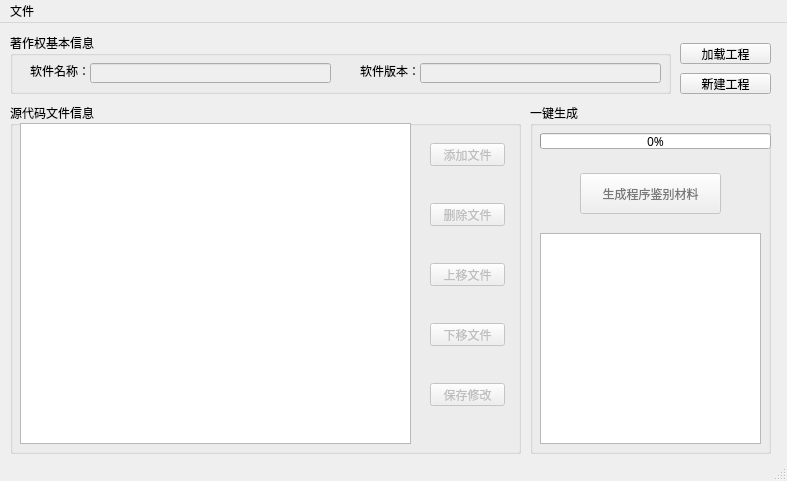
This is ui_designer/main.ui in swx-opentech/SCRM-Generator as Qt 5 draws it before an edit. The edited form follows.
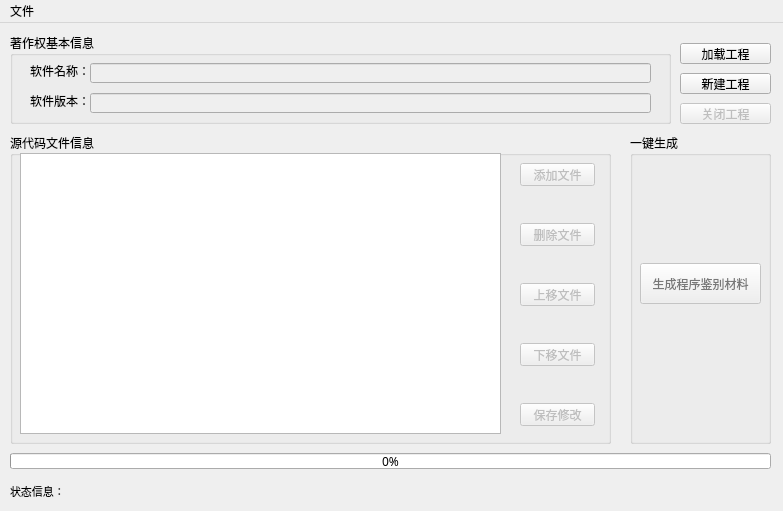
This is the edited form.

The edit to the form file:
```diff
--- a/ui_designer/main.ui
+++ b/ui_designer/main.ui
@@ -6,8 +6,8 @@
    <rect>
     <x>0</x>
     <y>0</y>
-    <width>787</width>
-    <height>481</height>
+    <width>783</width>
+    <height>511</height>
    </rect>
   </property>
   <property name="font">
@@ -25,7 +25,7 @@
       <x>10</x>
       <y>10</y>
       <width>661</width>
-      <height>61</height>
+      <height>91</height>
      </rect>
     </property>
     <property name="font">
@@ -58,7 +58,7 @@
       <rect>
        <x>80</x>
        <y>30</y>
-       <width>241</width>
+       <width>561</width>
        <height>20</height>
       </rect>
      </property>
@@ -69,8 +69,8 @@
     <widget class="QLabel" name="label_2">
      <property name="geometry">
       <rect>
-       <x>350</x>
-       <y>30</y>
+       <x>20</x>
+       <y>60</y>
        <width>60</width>
        <height>16</height>
       </rect>
@@ -85,9 +85,9 @@
      </property>
      <property name="geometry">
       <rect>
-       <x>410</x>
-       <y>30</y>
-       <width>241</width>
+       <x>80</x>
+       <y>60</y>
+       <width>561</width>
        <height>20</height>
       </rect>
      </property>
@@ -100,9 +100,9 @@
     <property name="geometry">
      <rect>
       <x>10</x>
-      <y>80</y>
-      <width>511</width>
-      <height>351</height>
+      <y>110</y>
+      <width>601</width>
+      <height>311</height>
      </rect>
     </property>
     <property name="font">
@@ -114,15 +114,20 @@
     <property name="title">
      <string>源代码文件信息</string>
     </property>
-    <widget class="QListView" name="CodeFiles">
+    <widget class="QListWidget" name="CodeFiles">
      <property name="geometry">
       <rect>
        <x>10</x>
        <y>20</y>
-       <width>391</width>
-       <height>321</height>
+       <width>481</width>
+       <height>281</height>
       </rect>
      </property>
+     <property name="font">
+      <font>
+       <pointsize>8</pointsize>
+      </font>
+     </property>
     </widget>
     <widget class="QPushButton" name="AddFile">
      <property name="enabled">
@@ -130,8 +135,8 @@
      </property>
      <property name="geometry">
       <rect>
-       <x>420</x>
-       <y>40</y>
+       <x>510</x>
+       <y>30</y>
        <width>75</width>
        <height>23</height>
       </rect>
@@ -146,8 +151,8 @@
      </property>
      <property name="geometry">
       <rect>
-       <x>420</x>
-       <y>100</y>
+       <x>510</x>
+       <y>90</y>
        <width>75</width>
        <height>23</height>
       </rect>
@@ -162,8 +167,8 @@
      </property>
      <property name="geometry">
       <rect>
-       <x>420</x>
-       <y>160</y>
+       <x>510</x>
+       <y>150</y>
        <width>75</width>
        <height>23</height>
       </rect>
@@ -178,8 +183,8 @@
      </property>
      <property name="geometry">
       <rect>
-       <x>420</x>
-       <y>220</y>
+       <x>510</x>
+       <y>210</y>
        <width>75</width>
        <height>23</height>
       </rect>
@@ -194,12 +199,81 @@
      </property>
      <property name="geometry">
       <rect>
-       <x>420</x>
-       <y>280</y>
+       <x>510</x>
+       <y>270</y>
        <width>75</width>
        <height>23</height>
       </rect>
      </property>
+     <property name="palette">
+      <palette>
+       <active>
+        <colorrole role="Text">
+         <brush brushstyle="SolidPattern">
+          <color alpha="255">
+           <red>0</red>
+           <green>0</green>
+           <blue>255</blue>
+          </color>
+         </brush>
+        </colorrole>
+        <colorrole role="PlaceholderText">
+         <brush brushstyle="SolidPattern">
+          <color alpha="128">
+           <red>0</red>
+           <green>0</green>
+           <blue>255</blue>
+          </color>
+         </brush>
+        </colorrole>
+       </active>
+       <inactive>
+        <colorrole role="Text">
+         <brush brushstyle="SolidPattern">
+          <color alpha="255">
+           <red>0</red>
+           <green>0</green>
+           <blue>255</blue>
+          </color>
+         </brush>
+        </colorrole>
+        <colorrole role="PlaceholderText">
+         <brush brushstyle="SolidPattern">
+          <color alpha="128">
+           <red>0</red>
+           <green>0</green>
+           <blue>255</blue>
+          </color>
+         </brush>
+        </colorrole>
+       </inactive>
+       <disabled>
+        <colorrole role="Text">
+         <brush brushstyle="SolidPattern">
+          <color alpha="255">
+           <red>120</red>
+           <green>120</green>
+           <blue>120</blue>
+          </color>
+         </brush>
+        </colorrole>
+        <colorrole role="PlaceholderText">
+         <brush brushstyle="SolidPattern">
+          <color alpha="128">
+           <red>0</red>
+           <green>0</green>
+           <blue>0</blue>
+          </color>
+         </brush>
+        </colorrole>
+       </disabled>
+      </palette>
+     </property>
+     <property name="font">
+      <font>
+       <family>微软雅黑</family>
+      </font>
+     </property>
      <property name="text">
       <string>保存修改</string>
      </property>
@@ -208,10 +282,10 @@
    <widget class="QGroupBox" name="groupBox_3">
     <property name="geometry">
      <rect>
-      <x>530</x>
-      <y>80</y>
-      <width>241</width>
-      <height>351</height>
+      <x>630</x>
+      <y>110</y>
+      <width>141</width>
+      <height>311</height>
      </rect>
     </property>
     <property name="font">
@@ -223,28 +297,15 @@
     <property name="title">
      <string>一键生成</string>
     </property>
-    <widget class="QProgressBar" name="progressBar">
-     <property name="geometry">
-      <rect>
-       <x>10</x>
-       <y>30</y>
-       <width>231</width>
-       <height>16</height>
-      </rect>
-     </property>
-     <property name="value">
-      <number>0</number>
-     </property>
-    </widget>
     <widget class="QPushButton" name="GenerateBtn">
      <property name="enabled">
       <bool>false</bool>
      </property>
      <property name="geometry">
       <rect>
-       <x>50</x>
-       <y>70</y>
-       <width>141</width>
+       <x>10</x>
+       <y>130</y>
+       <width>121</width>
        <height>41</height>
       </rect>
      </property>
@@ -285,20 +346,15 @@
        </disabled>
       </palette>
      </property>
+     <property name="font">
+      <font>
+       <family>微软雅黑</family>
+      </font>
+     </property>
      <property name="text">
       <string>生成程序鉴别材料</string>
      </property>
     </widget>
-    <widget class="QUndoView" name="undoView">
-     <property name="geometry">
-      <rect>
-       <x>10</x>
-       <y>130</y>
-       <width>221</width>
-       <height>211</height>
-      </rect>
-     </property>
-    </widget>
    </widget>
    <widget class="QPushButton" name="LoadBtn">
     <property name="geometry">
@@ -326,13 +382,60 @@
      <string>新建工程</string>
     </property>
    </widget>
+   <widget class="QPushButton" name="ClosePro">
+    <property name="enabled">
+     <bool>false</bool>
+    </property>
+    <property name="geometry">
+     <rect>
+      <x>680</x>
+      <y>80</y>
+      <width>91</width>
+      <height>21</height>
+     </rect>
+    </property>
+    <property name="text">
+     <string>关闭工程</string>
+    </property>
+   </widget>
+   <widget class="QProgressBar" name="ProgressBar">
+    <property name="geometry">
+     <rect>
+      <x>10</x>
+      <y>430</y>
+      <width>761</width>
+      <height>16</height>
+     </rect>
+    </property>
+    <property name="value">
+     <number>0</number>
+    </property>
+   </widget>
+   <widget class="QLabel" name="Status">
+    <property name="geometry">
+     <rect>
+      <x>10</x>
+      <y>460</y>
+      <width>761</width>
+      <height>16</height>
+     </rect>
+    </property>
+    <property name="font">
+     <font>
+      <pointsize>8</pointsize>
+     </font>
+    </property>
+    <property name="text">
+     <string>状态信息：</string>
+    </property>
+   </widget>
   </widget>
   <widget class="QMenuBar" name="menubar">
    <property name="geometry">
     <rect>
      <x>0</x>
      <y>0</y>
-     <width>787</width>
+     <width>783</width>
      <height>22</height>
     </rect>
    </property>
@@ -346,7 +449,6 @@
    </widget>
    <addaction name="menu"/>
   </widget>
-  <widget class="QStatusBar" name="statusbar"/>
   <action name="NewProject">
    <property name="text">
     <string>新建</string>
```
Left out of the diff: 14 changed lines with no effect on the pictures.
